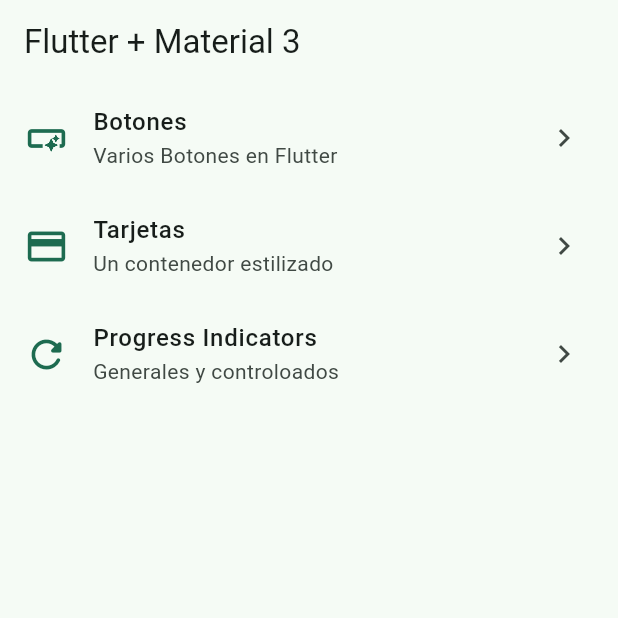
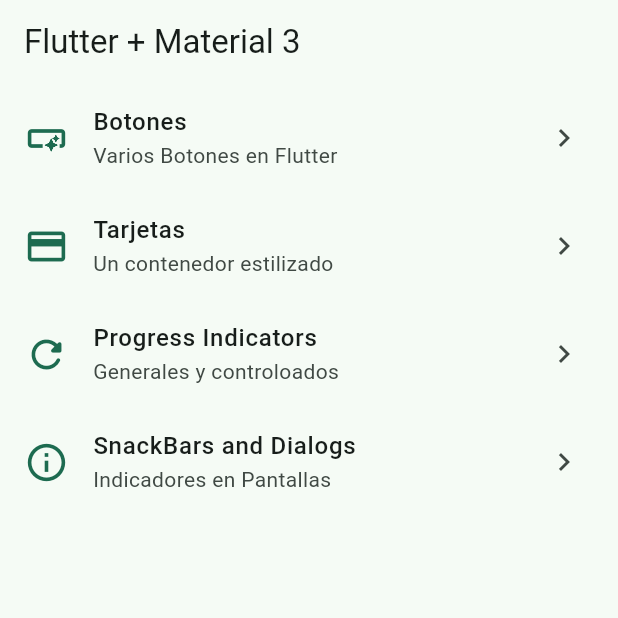
Before and after one commit to dougleon16/Widget-App-Flutter, a Flutter app: the screen it shows after launch, on a phone screen of 412 x 824 dp, the top half of it. Run offline on Flutter 3.47's test engine with Material 3 defaults, Android fonts, the phone set to English and light mode, and no system bars; our stand-ins replace go_router.

Commit message:
SnackBars and Dialogs Screen Finished

```diff
--- a/lib/config/menu/menu_items.dart
+++ b/lib/config/menu/menu_items.dart
@@ -28,5 +28,10 @@ const appMenuItems = <MenuItems>[
       title: 'Progress Indicators',
       subtitle: 'Generales y controloados',
       link: '/progress',
-      icon: Icons.refresh_rounded)
+      icon: Icons.refresh_rounded),
+  MenuItems(
+      title: 'SnackBars and Dialogs',
+      subtitle: 'Indicadores en Pantallas',
+      link: '/snackbars',
+      icon: Icons.info_outline)
 ];
--- a/lib/config/router/app_router.dart
+++ b/lib/config/router/app_router.dart
@@ -19,5 +19,9 @@ final appRouter = GoRouter(
     ),
     GoRoute(
         path: '/progress', builder: (context, state) => const ProgressScrenn()),
+    GoRoute(
+      path: '/snackbars',
+      builder: (context, state) => const SnackBarScreen(),
+    )
   ],
 );
```
Also changed, not shown: lib/presentation/screens/snackar/snackbar_screen.dart (+68 -1 lines).
